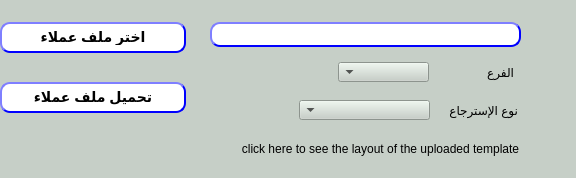
First picture: the form in presentation/loyalty_ui/uploadCustPt.ui, repository shymaa123456/HyperPOS2020, before the edit.
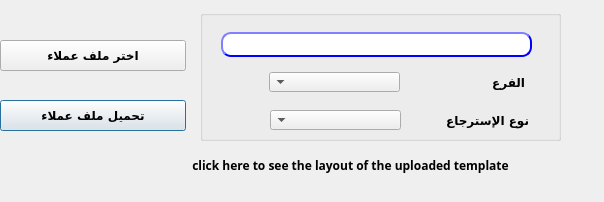
Second picture: the form after the edit.

Commit message: finalize Coupon Design Style 7/12 comments

```diff
--- a/presentation/loyalty_ui/uploadCustPt.ui
+++ b/presentation/loyalty_ui/uploadCustPt.ui
@@ -6,52 +6,35 @@
    <rect>
     <x>0</x>
     <y>0</y>
-    <width>576</width>
-    <height>178</height>
+    <width>604</width>
+    <height>202</height>
    </rect>
   </property>
   <property name="windowTitle">
    <string>تحميل تقاط العملاء</string>
   </property>
   <property name="styleSheet">
-   <string notr="true">background-color: rgb(198, 207, 199);
-
-            </string>
+   <string notr="true"/>
   </property>
   <widget class="QPushButton" name="BTN_load">
    <property name="geometry">
     <rect>
      <x>0</x>
-     <y>82</y>
+     <y>100</y>
      <width>186</width>
      <height>31</height>
     </rect>
    </property>
+   <property name="font">
+    <font>
+     <family>29LT Bukra Regular</family>
+     <pointsize>9</pointsize>
+     <weight>75</weight>
+     <bold>true</bold>
+    </font>
+   </property>
    <property name="styleSheet">
-    <string notr="true">QPushButton{
-                                        background-color: white;
-                                        border-style: outset;
-                                        border-width: 2px;
-                                        border-radius: 10px;
-                                        border-color: blue;
-                                        font: bold 14px;
-                                        min-width:6em;
- padding: 6px;
-                                       }
-                                        QPushButton:hover {
-                                        background: qradialgradient(
-                                        cx: 0.3, cy: -0.4, fx: 0.3, fy: -0.4,
-                                        radius: 1.35, stop: 0 #fff, stop: 1 #bbb
-                                        );
-                                        }
-                                        QPushButton:pressed {
-                                        border-style: inset;
-                                        background: qradialgradient(
-                                        cx: 0.4, cy: -0.1, fx: 0.4, fy: -0.1,
-                                        radius: 1.35, stop: 0 #fff, stop: 1 #ddd
-                                        );
-                                        }
-                                    </string>
+    <string notr="true"/>
    </property>
    <property name="text">
     <string>تحميل ملف عملاء</string>
@@ -61,53 +44,118 @@
    <property name="geometry">
     <rect>
      <x>0</x>
-     <y>22</y>
+     <y>40</y>
      <width>186</width>
      <height>31</height>
     </rect>
    </property>
+   <property name="font">
+    <font>
+     <family>29LT Bukra Regular</family>
+     <pointsize>9</pointsize>
+     <weight>75</weight>
+     <bold>true</bold>
+    </font>
+   </property>
    <property name="styleSheet">
-    <string notr="true">QPushButton{
-                                        background-color: white;
-                                        border-style: outset;
-                                        border-width: 2px;
-                                        border-radius: 10px;
-                                        border-color: blue;
-                                        font: bold 14px;
-                                        min-width:6em;
- padding: 6px;
-                                       }
-                                        QPushButton:hover {
-                                        background: qradialgradient(
-                                        cx: 0.3, cy: -0.4, fx: 0.3, fy: -0.4,
-                                        radius: 1.35, stop: 0 #fff, stop: 1 #bbb
-                                        );
-                                        }
-                                        QPushButton:pressed {
-                                        border-style: inset;
-                                        background: qradialgradient(
-                                        cx: 0.4, cy: -0.1, fx: 0.4, fy: -0.1,
-                                        radius: 1.35, stop: 0 #fff, stop: 1 #ddd
-                                        );
-                                        }
-                                    </string>
+    <string notr="true"/>
    </property>
    <property name="text">
     <string>اختر ملف عملاء</string>
    </property>
   </widget>
+  <widget class="QPushButton" name="BTN_uploadTemp">
+   <property name="geometry">
+    <rect>
+     <x>140</x>
+     <y>150</y>
+     <width>421</width>
+     <height>31</height>
+    </rect>
+   </property>
+   <property name="font">
+    <font>
+     <family>29LT Bukra Regular</family>
+     <pointsize>9</pointsize>
+     <weight>75</weight>
+     <italic>false</italic>
+     <bold>true</bold>
+    </font>
+   </property>
+   <property name="styleSheet">
+    <string notr="true"/>
+   </property>
+   <property name="text">
+    <string>click here to see the layout of the uploaded template</string>
+   </property>
+   <property name="autoDefault">
+    <bool>false</bool>
+   </property>
+   <property name="flat">
+    <bool>true</bool>
+   </property>
+  </widget>
+  <widget class="QGroupBox" name="groupBox">
+   <property name="geometry">
+    <rect>
+     <x>200</x>
+     <y>10</y>
+     <width>361</width>
+     <height>131</height>
+    </rect>
+   </property>
+   <property name="font">
+    <font>
+     <family>29LT Bukra Regular</family>
+     <pointsize>9</pointsize>
+     <weight>75</weight>
+     <bold>true</bold>
+    </font>
+   </property>
+   <property name="title">
+    <string/>
+   </property>
+   <widget class="QComboBox" name="CMB_redeemType">
+    <property name="geometry">
+     <rect>
+      <x>70</x>
+      <y>100</y>
+      <width>131</width>
+      <height>20</height>
+     </rect>
+    </property>
+    <property name="font">
+     <font>
+      <family>29LT Bukra Regular</family>
+      <pointsize>9</pointsize>
+      <weight>75</weight>
+      <bold>true</bold>
+     </font>
+    </property>
+    <property name="layoutDirection">
+     <enum>Qt::RightToLeft</enum>
+    </property>
+   </widget>
   <widget class="QLineEdit" name="LE_fileName">
    <property name="enabled">
     <bool>true</bool>
    </property>
    <property name="geometry">
     <rect>
-     <x>210</x>
+      <x>21</x>
      <y>22</y>
      <width>311</width>
      <height>25</height>
     </rect>
    </property>
+    <property name="font">
+     <font>
+      <family>29LT Bukra Regular</family>
+      <pointsize>9</pointsize>
+      <weight>75</weight>
+      <bold>true</bold>
+     </font>
+    </property>
    <property name="styleSheet">
     <string notr="true">QLineEdit{
                                         background-color: white;
@@ -133,43 +181,47 @@
                                     </string>
    </property>
   </widget>
-  <widget class="QPushButton" name="BTN_uploadTemp">
+   <widget class="QLabel" name="label_12">
    <property name="geometry">
     <rect>
-     <x>220</x>
-     <y>133</y>
-     <width>321</width>
-     <height>31</height>
+      <x>228</x>
+      <y>100</y>
+      <width>101</width>
+      <height>20</height>
     </rect>
    </property>
    <property name="font">
     <font>
+      <family>29LT Bukra Regular</family>
      <pointsize>9</pointsize>
-     <italic>false</italic>
-    </font>
-   </property>
-   <property name="styleSheet">
-    <string notr="true"/>
+      <weight>75</weight>
+      <bold>true</bold>
+     </font>
+    </property>
+    <property name="layoutDirection">
+     <enum>Qt::RightToLeft</enum>
    </property>
    <property name="text">
-    <string>click here to see the layout of the uploaded template</string>
-   </property>
-   <property name="autoDefault">
-    <bool>false</bool>
-   </property>
-   <property name="flat">
-    <bool>true</bool>
+     <string>نوع الإسترجاع</string>
    </property>
   </widget>
   <widget class="QComboBox" name="CMB_branch">
    <property name="geometry">
     <rect>
-     <x>338</x>
+      <x>69</x>
      <y>62</y>
-     <width>91</width>
+      <width>131</width>
      <height>20</height>
     </rect>
    </property>
+    <property name="font">
+     <font>
+      <family>29LT Bukra Regular</family>
+      <pointsize>9</pointsize>
+      <weight>75</weight>
+      <bold>true</bold>
+     </font>
+    </property>
    <property name="layoutDirection">
     <enum>Qt::RightToLeft</enum>
    </property>
@@ -177,12 +229,20 @@
   <widget class="QLabel" name="label_11">
    <property name="geometry">
     <rect>
-     <x>473</x>
+      <x>284</x>
      <y>62</y>
      <width>41</width>
      <height>20</height>
     </rect>
    </property>
+    <property name="font">
+     <font>
+      <family>29LT Bukra Regular</family>
+      <pointsize>9</pointsize>
+      <weight>75</weight>
+      <bold>true</bold>
+     </font>
+    </property>
    <property name="layoutDirection">
     <enum>Qt::RightToLeft</enum>
    </property>
@@ -190,35 +250,11 @@
     <string>الفرع</string>
    </property>
   </widget>
-  <widget class="QComboBox" name="CMB_redeemType">
-   <property name="geometry">
-    <rect>
-     <x>299</x>
-     <y>100</y>
-     <width>131</width>
-     <height>20</height>
-    </rect>
-   </property>
-   <property name="layoutDirection">
-    <enum>Qt::RightToLeft</enum>
-   </property>
   </widget>
-  <widget class="QLabel" name="label_12">
-   <property name="geometry">
-    <rect>
-     <x>447</x>
-     <y>100</y>
-     <width>71</width>
-     <height>20</height>
-    </rect>
-   </property>
-   <property name="layoutDirection">
-    <enum>Qt::RightToLeft</enum>
-   </property>
-   <property name="text">
-    <string>نوع الإسترجاع</string>
-   </property>
-  </widget>
+  <zorder>groupBox</zorder>
+  <zorder>BTN_load</zorder>
+  <zorder>BTN_browse</zorder>
+  <zorder>BTN_uploadTemp</zorder>
  </widget>
  <resources/>
  <connections/>
```
Lines whose indentation alone changed are shown as unchanged. The commit also changes 86 other files.
